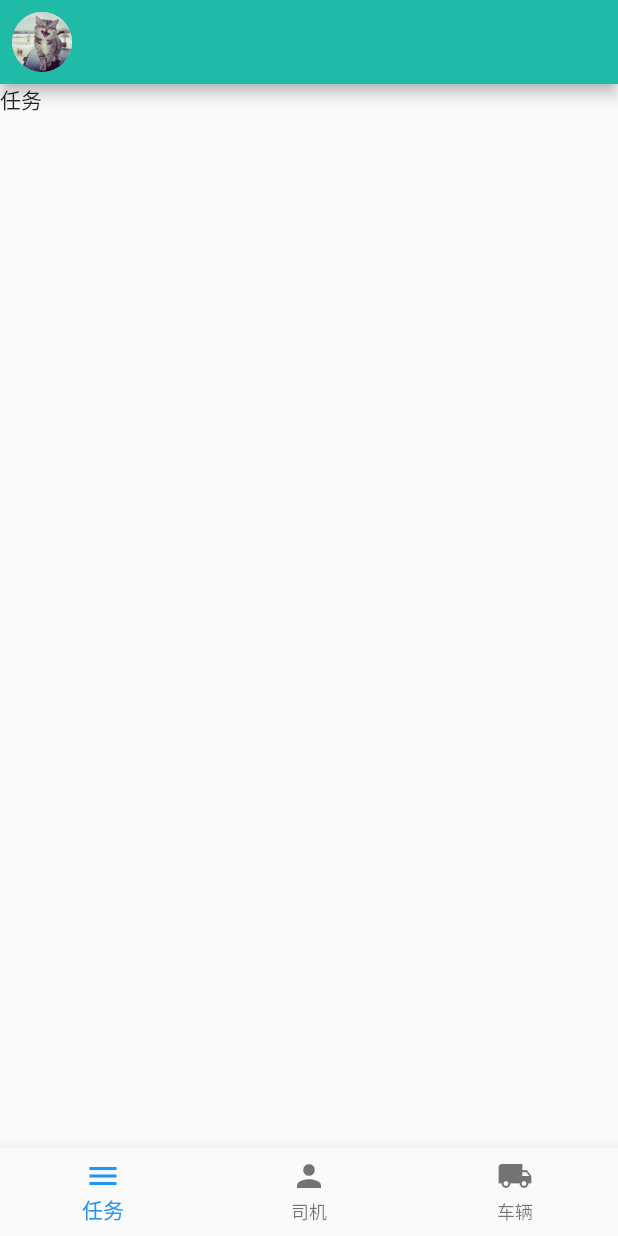
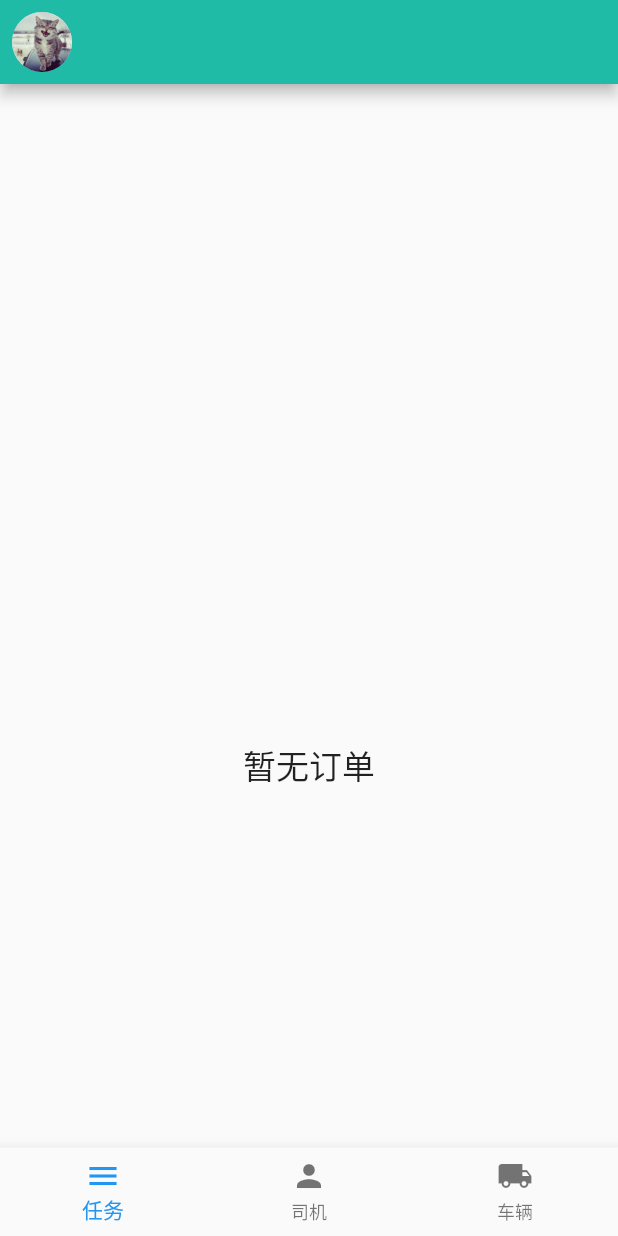
Before and after one commit to mayangyang1/flutter-crane-application, a Flutter app: the screen it shows after launch, on a phone screen of 412 x 824 dp. Run offline on Flutter 3.47's test engine with Material 2 defaults, Android fonts, the phone set to English and light mode, and no system bars; our stand-ins replace dio, flutter_easyrefresh, flutter_screenutil, shared_preferences; network calls fail; statements that could not run were skipped.

Commit message:
封装上拉加载下拉刷新组件

```diff
--- a/lib/common/httputil.dart
+++ b/lib/common/httputil.dart
@@ -4,7 +4,6 @@ import 'package:flutter/cupertino.dart';
 import '../config/base_config.dart';
 import 'package:shared_preferences/shared_preferences.dart';
 import '../components/toast.dart';
-import '../common/util.dart';
 
 class HttpUtil {
   static void get(
--- a/lib/common/util.dart
+++ b/lib/common/util.dart
@@ -1,6 +1,6 @@
-import 'package:shared_preferences/shared_preferences.dart';
 
-getCookie (res){
+class Utils {
+  static  getCookie (res){
     String cookies;
     var  cookiestr = res.headers['set-cookie'].join(';');
     List  cookiesarr = cookiestr.split(';');
@@ -14,3 +14,4 @@ getCookie (res){
     });
     return cookies;
   }
+}
--- a/lib/pages/task_list_page.dart
+++ b/lib/pages/task_list_page.dart
@@ -1,10 +1,10 @@
 import 'package:flutter/material.dart';
-import 'package:flutter_crane_application/model/theme_model.dart';
-import 'package:flutter_crane_application/pages/theme_setting_page.dart';
-import 'package:provider/provider.dart';
+import 'package:flutter_easyrefresh/easy_refresh.dart';
 import '../common/httputil.dart';
 import 'package:flutter/cupertino.dart';
 import '../config/theme_config.dart';
+import '../widget/task_list_page_widget.dart';
+import '../widget/common/common_refresh_widget.dart';
 
 class TaskListPage extends StatefulWidget {
   @override
@@ -12,7 +12,11 @@ class TaskListPage extends StatefulWidget {
 }
 
 class _TaskListPageState extends State<TaskListPage> {
+  EasyRefreshController _controller = EasyRefreshController();
   bool status = false;
+  int page = 1;
+  String logisticsStatus = "todo,doing,finish";
+  List logisticsList = [];
   @override
   void initState() {
     super.initState();
@@ -22,128 +26,51 @@ class _TaskListPageState extends State<TaskListPage> {
   Widget build(BuildContext context) {
     return Scaffold(
       appBar: AppBar(
-        leading: _leading,
+        leading: leading(),
       ),
-      drawer: _drawer,
-      body: Container(
-        child: Text('任务'),
-      ),
+      drawer: drawer(context, themeColorList, status),
+      body: CommonRefreshListWidget(_controller,logisticsList, '暂无订单', _loadMore, _onRefresh, itemCardWidget)
     );
   }
-  get _leading => Builder(
-    builder: (context) => InkWell(
-      child: Padding(
-        child: CircleAvatar(
-          radius: 10,
-          backgroundImage: AssetImage('assets/images/user-header.jpeg',),
-        ),
-        padding: EdgeInsets.all(8),
-      ),
-      onTap: () {
-        Scaffold.of(context).openDrawer();
-      },
-    ),
-  );
-  get _drawer => Drawer(
-    child: ListView(
-      padding: EdgeInsets.zero,
-      children: <Widget>[
-        DrawerHeader(
-          decoration: BoxDecoration(
-            color: Color(themeColorList[Provider.of<ThemeModel>(context).value]['primaryColor'])
-          ),
-          child: Center(
-            child: Column(
-              mainAxisAlignment: MainAxisAlignment.center,
-              children: <Widget>[
-                SizedBox(
-                  width: 60.0,
-                  height: 60.0,
-                  child: CircleAvatar(
-                    backgroundImage: AssetImage('assets/images/user-header.jpeg'),
-                  ),
-                ),
-                Padding(
-                  child: Text('用户名'),
-                  padding: EdgeInsets.only(top: 10.0),
-                )
-              ],
-            ),
-          ),
-        ),
-        Container(
-          height: 40,
-          child: Padding(
-            child: Row(
-              mainAxisAlignment: MainAxisAlignment.spaceBetween,
-              children: <Widget>[
-                Row(
-                  children: <Widget>[
-                    Icon(status? Icons.brightness_2:Icons.wb_sunny),
-                    Padding(
-                      child: Text(status? '黑夜模式' : '白天模式'),
-                      padding: EdgeInsets.only(left: 10),
-                    )
-                  ],
-                ),
-                Switch (
-                  value: status,
-                  onChanged: (val) {
-                    setState(() {
-                      this.status = val;
-                    });
-                  },
-                  activeColor: Color(themeColorList[Provider.of<ThemeModel>(context).value]['primaryColor'])
-                )
-              ],
-            ),
-            padding: EdgeInsets.fromLTRB(16, 0, 16, 0),
-          ),
-        ),
-        Divider(),
-        listItem('主题', Icons.color_lens, () {
-          Navigator.of(context).push(MaterialPageRoute(builder: (context){
-            return ThemeSettingPage();
-          }));
-        }),
-        Divider(),
-        listItem('设置', Icons.settings, () {}),
-        Divider(),
-        listItem('关于', Icons.error, () {}),
-        Divider()
-      ],
-    ),
-  );
+  Future  _loadMore()async{
+    _getTaskListInfo();
+  }
+  Future _onRefresh()async{
+    page =1;
+    logisticsList = [];
+    _getTaskListInfo();
+  }
+  _getTaskListInfo() async{
+    Map<String, dynamic> params = {};
+    params["page"] = page;
+    params["size"] = 10;
+    params["logisticsStatus"] = logisticsStatus;
+    HttpUtil.get('/logistics/logistics/list',context, data: params,success: (res) {
+      if(res["code"] == 200 && res['content'].length > 0) {
+        page++;
+        setState(() {
+          logisticsList.addAll(res['content']);
+        });
+        print(res);
+      }
+    });
+  }
 
-  Widget listItem(String title, IconData icon, Function onTap) {
+  Widget itemCardWidget(int index, Map item){
     return InkWell(
       child: Container(
-        height: 40,
-        child: Padding(
-          child: Row(
-            mainAxisAlignment: MainAxisAlignment.spaceBetween,
-            children: <Widget>[
-              Row(
-                children: <Widget>[
-                  Icon(icon),
-                  Padding(
-                    child: Text(title),
-                    padding: EdgeInsets.only(left: 10),
-                  )
-                ],
-              ),
-              Icon(Icons.arrow_forward_ios)
-            ],
-          ),
-          padding: EdgeInsets.fromLTRB(16, 0, 16, 0),
+        margin: EdgeInsets.only(bottom: 10.0),
+        padding: EdgeInsets.all(10.0),
+        // height: 200,
+        decoration: BoxDecoration(
+          border: Border(bottom: BorderSide(width: 1,color: Color(0XFFCCCCCC)),top: BorderSide(width: 1,color: Color(0xFFCCCCCC))),
+          color: Color(0xFFFFFFFF)
         ),
+        child: Text('777')
       ),
-      onTap: onTap,
+      onTap: (){
+
+      }
     );
   }
-  _getTaskListInfo() {
-    HttpUtil.get('/crane/crane_order/getCraneOrderTaskList',context, data: {'size':10, 'page': 1, 'orderStatus': 'history'},success: (res) {
-      print(res);
-    });
-  }
 }
--- /dev/null
+++ b/lib/widget/common/common_refresh_widget.dart
@@ -0,0 +1,50 @@
+import 'package:flutter/material.dart';
+import 'package:flutter_easyrefresh/easy_refresh.dart';
+import 'package:flutter_screenutil/flutter_screenutil.dart';
+
+class CommonRefreshListWidget extends StatelessWidget {
+  final EasyRefreshController _controller;
+  final List comList;
+  final String title;
+  final Function loadMore;
+  final Function onRefresh;
+  final Function commonItem;
+
+  CommonRefreshListWidget( this._controller,this.comList, this.title, this.loadMore, this.onRefresh, this.commonItem);
+  @override
+  Widget build(BuildContext context) {
+    return EasyRefresh(
+      topBouncing: true,
+      bottomBouncing: true,
+      controller: this._controller,
+      child: this.comList.length > 0
+      ?ListView.builder(
+          itemCount: this.comList.length,
+          itemBuilder: (BuildContext context, int index) {
+          return this.commonItem(index,this.comList[index]);
+        },
+      )
+      : Center(child: Padding(child: Text(this.title,style: TextStyle(fontSize: ScreenUtil().setSp(40)),),padding: EdgeInsets.only(top: 200))),
+      onLoad: this.loadMore,
+      onRefresh: this.onRefresh,
+      footer: ClassicalFooter(
+        bgColor: Colors.white,
+        textColor: Colors.black26,
+        noMoreText: '完成',
+        loadText: '上拉加载',
+        loadReadyText: '上拉加载',
+        loadedText: '加载完成',
+        loadingText: '加载中',
+        showInfo: false
+      ),
+      header: ClassicalHeader(
+        bgColor: Colors.white,
+        textColor: Colors.black26,
+        refreshReadyText: '下拉刷新',
+        refreshedText: '刷新完成',
+        showInfo: false
+
+      ),
+    );
+  }
+}
--- a/lib/widget/login_page_widget.dart
+++ b/lib/widget/login_page_widget.dart
@@ -13,7 +13,7 @@ loginPageWidget(TextEditingController phoneController, TextEditingController pas
           padding: EdgeInsets.fromLTRB(10.0, 20.0, 10.0, 20.0),
         ),
         Padding(
-          child: InputWidget(passwordController, '请输入密码', (res){},imgUrl: 'assets/images/password.png',),
+          child: InputWidget(passwordController, '请输入密码', (res){},imgUrl: 'assets/images/password.png',obscureText: true,),
           padding: EdgeInsets.fromLTRB(10.0, 0.0, 10.0, 20.0),
         ),
         CommonButtonWidget(context, '登录', onTap)
--- /dev/null
+++ b/lib/widget/task_list_page_widget.dart
@@ -0,0 +1,127 @@
+import 'package:flutter/material.dart';
+import '../pages/theme_setting_page.dart';
+import 'package:provider/provider.dart';
+import 'package:flutter_crane_application/model/theme_model.dart';
+
+//leading头像
+Widget leading() {
+  return Builder(
+    builder: (context) => InkWell(
+      child: Padding(
+        child: CircleAvatar(
+          radius: 10,
+          backgroundImage: AssetImage('assets/images/user-header.jpeg',),
+        ),
+        padding: EdgeInsets.all(8),
+      ),
+      onTap: () {
+        Scaffold.of(context).openDrawer();
+      },
+    ),
+  );
+}
+//抽屉
+Widget drawer(BuildContext context, List themeColorList, bool status) {
+  return Drawer(
+    child: ListView(
+      padding: EdgeInsets.zero,
+      children: <Widget>[
+        DrawerHeader(
+          decoration: BoxDecoration(
+            color: Color(themeColorList[Provider.of<ThemeModel>(context).value]['primaryColor'])
+          ),
+          child: Center(
+            child: Column(
+              mainAxisAlignment: MainAxisAlignment.center,
+              children: <Widget>[
+                SizedBox(
+                  width: 60.0,
+                  height: 60.0,
+                  child: CircleAvatar(
+                    backgroundImage: AssetImage('assets/images/user-header.jpeg'),
+                  ),
+                ),
+                Padding(
+                  child: Text('用户名'),
+                  padding: EdgeInsets.only(top: 10.0),
+                )
+              ],
+            ),
+          ),
+        ),
+        Container(
+          height: 40,
+          child: Padding(
+            child: Row(
+              mainAxisAlignment: MainAxisAlignment.spaceBetween,
+              children: <Widget>[
+                Row(
+                  children: <Widget>[
+                    Icon(status? Icons.brightness_2:Icons.wb_sunny),
+                    Padding(
+                      child: Text(status? '黑夜模式' : '白天模式'),
+                      padding: EdgeInsets.only(left: 10),
+                    )
+                  ],
+                ),
+                StatefulBuilder(
+                  builder: (BuildContext context, setState) {
+                    return Switch (
+                      value: status,
+                      onChanged: (val) {
+                        setState(() {
+                          status = val;
+                        });
+                      },
+                      activeColor: Color(themeColorList[Provider.of<ThemeModel>(context).value]['primaryColor'])
+                    );
+                  },
+                ),
+
+              ],
+            ),
+            padding: EdgeInsets.fromLTRB(16, 0, 16, 0),
+          ),
+        ),
+        Divider(),
+        listItem('主题', Icons.color_lens, () {
+          Navigator.of(context).push(MaterialPageRoute(builder: (context){
+            return ThemeSettingPage();
+          }));
+        }),
+        Divider(),
+        listItem('设置', Icons.settings, () {}),
+        Divider(),
+        listItem('关于', Icons.error, () {}),
+        Divider()
+      ],
+    ),
+  );
+}
+//抽屉项
+Widget listItem(String title, IconData icon, Function onTap) {
+    return InkWell(
+      child: Container(
+        height: 40,
+        child: Padding(
+          child: Row(
+            mainAxisAlignment: MainAxisAlignment.spaceBetween,
+            children: <Widget>[
+              Row(
+                children: <Widget>[
+                  Icon(icon),
+                  Padding(
+                    child: Text(title),
+                    padding: EdgeInsets.only(left: 10),
+                  )
+                ],
+              ),
+              Icon(Icons.arrow_forward_ios)
+            ],
+          ),
+          padding: EdgeInsets.fromLTRB(16, 0, 16, 0),
+        ),
+      ),
+      onTap: onTap,
+    );
+  }
--- a/pubspec.yaml
+++ b/pubspec.yaml
@@ -28,6 +28,8 @@ dependencies:
   shared_preferences: ^0.5.3+4
   common_utils: ^1.1.3
   provider: ^3.1.0
+  flutter_easyrefresh: ^2.0.4
+
 
 dev_dependencies:
   flutter_test:
```
Also changed, not shown: lib/pages/login_page.dart (+27 -12 lines), pubspec.lock. Lines whose indentation alone changed are shown as unchanged.
